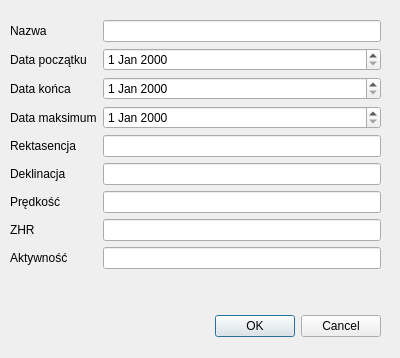
Before: the Qt Designer form application/gui/form-meteor-shower.ui in Ztrk/database-project, drawn with Qt 5.
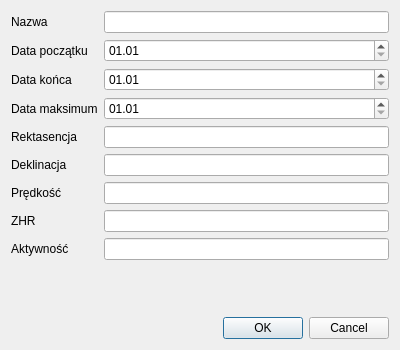
After: the same form once the commit is applied.

Commit message: Add editing of meteor showers

```diff
--- a/application/gui/form-meteor-shower.ui
+++ b/application/gui/form-meteor-shower.ui
@@ -7,37 +7,14 @@
     <x>0</x>
     <y>0</y>
     <width>400</width>
-    <height>358</height>
+    <height>350</height>
    </rect>
   </property>
   <property name="windowTitle">
    <string>Dialog</string>
   </property>
-  <widget class="QDialogButtonBox" name="buttonBox">
-   <property name="geometry">
-    <rect>
-     <x>10</x>
-     <y>310</y>
-     <width>371</width>
-     <height>32</height>
-    </rect>
-   </property>
-   <property name="orientation">
-    <enum>Qt::Horizontal</enum>
-   </property>
-   <property name="standardButtons">
-    <set>QDialogButtonBox::Cancel|QDialogButtonBox::Ok</set>
-   </property>
-  </widget>
-  <widget class="QWidget" name="formLayoutWidget">
-   <property name="geometry">
-    <rect>
-     <x>10</x>
-     <y>20</y>
-     <width>371</width>
-     <height>281</height>
-    </rect>
-   </property>
+  <layout class="QVBoxLayout" name="verticalLayout">
+   <item>
    <layout class="QFormLayout" name="formLayout">
     <item row="0" column="0">
      <widget class="QLabel" name="nazwaLabel">
@@ -57,7 +34,11 @@
      </widget>
     </item>
     <item row="1" column="1">
-     <widget class="QDateEdit" name="dataPoczTkuDateEdit"/>
+      <widget class="QDateEdit" name="begin_date_edit">
+       <property name="displayFormat">
+        <string>dd.MM</string>
+       </property>
+      </widget>
     </item>
     <item row="2" column="0">
      <widget class="QLabel" name="dataKoCaLabel">
@@ -67,7 +48,11 @@
      </widget>
     </item>
     <item row="2" column="1">
-     <widget class="QDateEdit" name="dataKoCaDateEdit"/>
+      <widget class="QDateEdit" name="end_date_edit">
+       <property name="displayFormat">
+        <string>dd.MM</string>
+       </property>
+      </widget>
     </item>
     <item row="3" column="0">
      <widget class="QLabel" name="dataMaksimumLabel">
@@ -77,7 +62,11 @@
      </widget>
     </item>
     <item row="3" column="1">
-     <widget class="QDateEdit" name="dataMaksimumDateEdit"/>
+      <widget class="QDateEdit" name="peak_date_edit">
+       <property name="displayFormat">
+        <string>dd.MM</string>
+       </property>
+      </widget>
     </item>
     <item row="4" column="0">
      <widget class="QLabel" name="rektasencjaLabel">
@@ -127,10 +116,34 @@
      </widget>
     </item>
     <item row="8" column="1">
-     <widget class="QLineEdit" name="aktywnoLineEdit"/>
-    </item>
-   </layout>
-  </widget>
+      <widget class="QLineEdit" name="activity_edit"/>
+     </item>
+    </layout>
+   </item>
+   <item>
+    <widget class="QLabel" name="error_label">
+     <property name="styleSheet">
+      <string notr="true">color: rgb(239, 41, 41);</string>
+     </property>
+     <property name="text">
+      <string/>
+     </property>
+     <property name="wordWrap">
+      <bool>true</bool>
+     </property>
+    </widget>
+   </item>
+   <item>
+    <widget class="QDialogButtonBox" name="button_box">
+     <property name="orientation">
+      <enum>Qt::Horizontal</enum>
+     </property>
+     <property name="standardButtons">
+      <set>QDialogButtonBox::Cancel|QDialogButtonBox::Ok</set>
+     </property>
+    </widget>
+   </item>
+  </layout>
  </widget>
  <resources/>
  <connections>
```
Left out of the diff: 40 changed lines with no effect on the pictures. Lines whose indentation alone changed are shown as unchanged. The commit also changes 3 other files.
